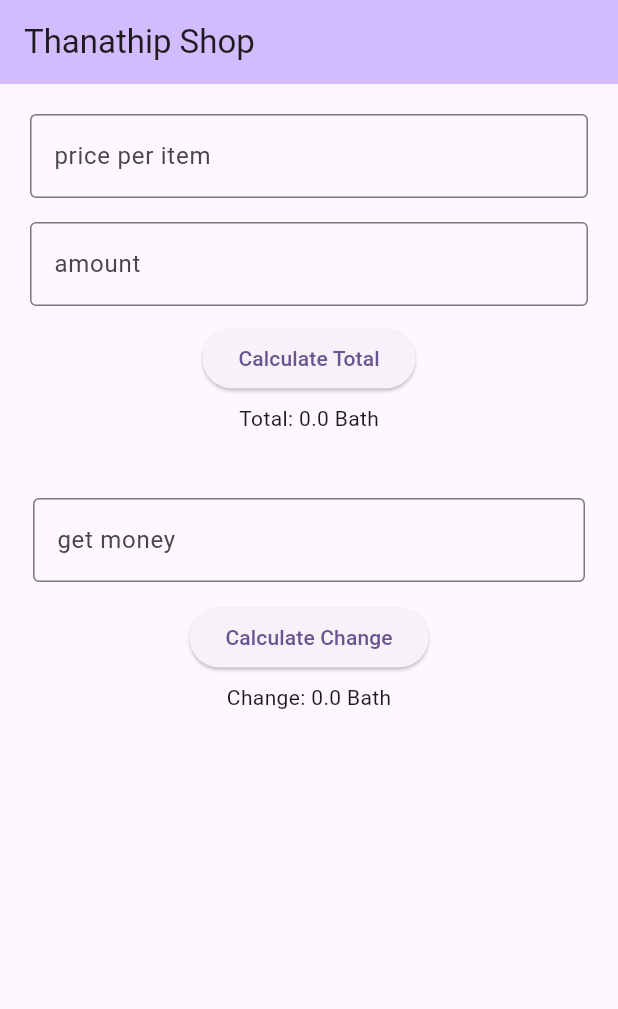
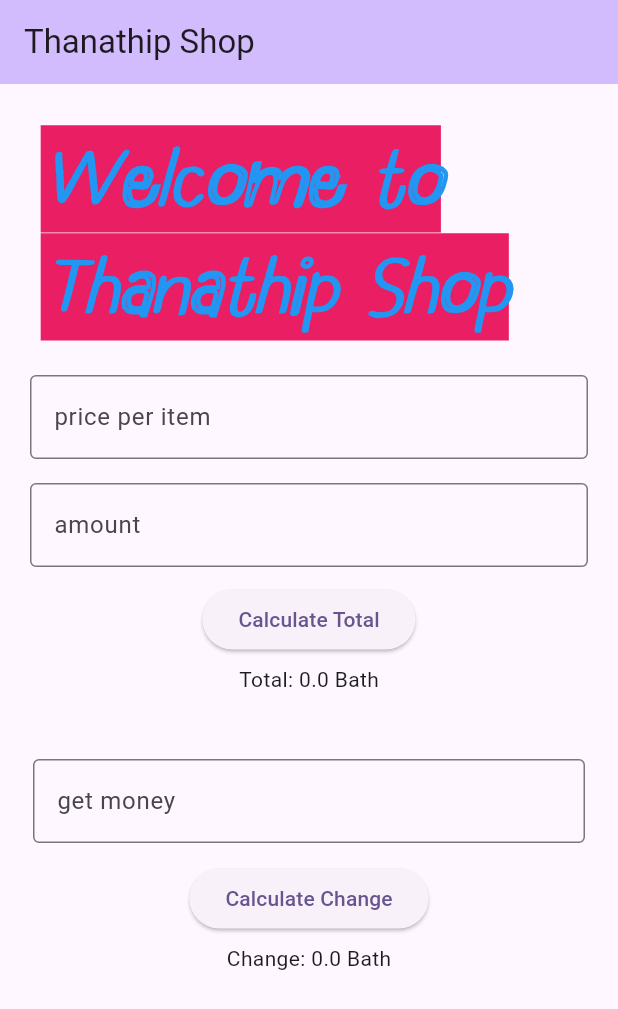
Before and after one commit to THANATHIPSTD/953323-Assignment_1, a Flutter app: the screen it shows after launch, on a phone screen of 412 x 824 dp. Shown: the top 1009 px of the screen. Run offline on Flutter 3.47's test engine with Material 3 defaults, Android fonts, the phone set to English and light mode, and no system bars.

Commit message:
Add font

```diff
--- a/lib/main.dart
+++ b/lib/main.dart
@@ -73,6 +73,18 @@ class _MyHomePageState extends State<MyHomePage> {
         padding: const EdgeInsets.all(12.0),
         child: Column(
           children: [
+            Padding(
+              padding: const EdgeInsets.all(15.0),
+              child: Text(
+                'Welcome to Thanathip Shop',
+                style: TextStyle(fontSize: 50,fontWeight: FontWeight.bold,
+                fontFamily: 'Tidy',
+                fontStyle: FontStyle.italic,
+                color: Colors.blue,
+                backgroundColor: Colors.pink
+                ),
+              ),
+            ),
             Padding(
               padding: const EdgeInsets.all(8.0),
               child: priceTextField(),
```
Also changed, not shown: pubspec.yaml (+5 -5 lines), font/Tidy.ttf (added).
